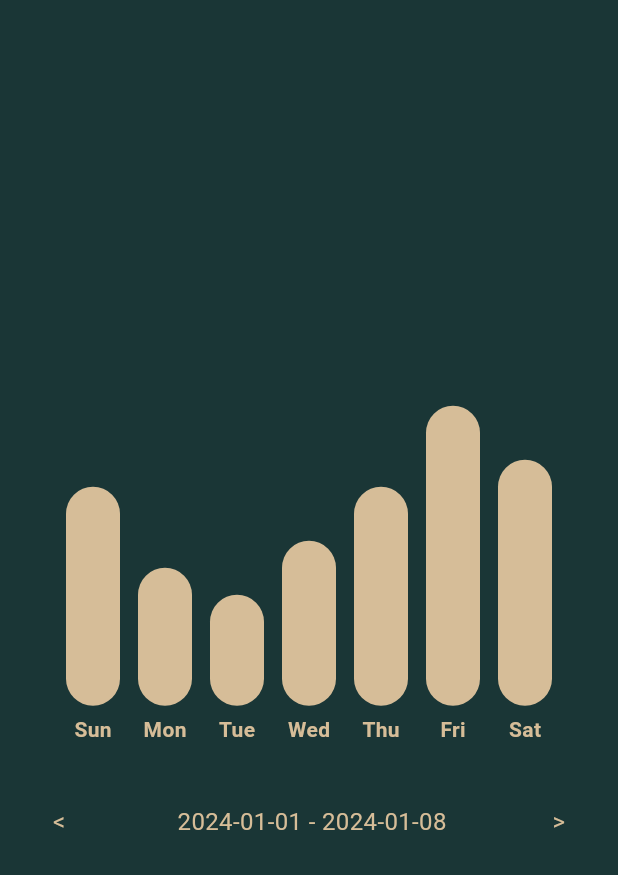
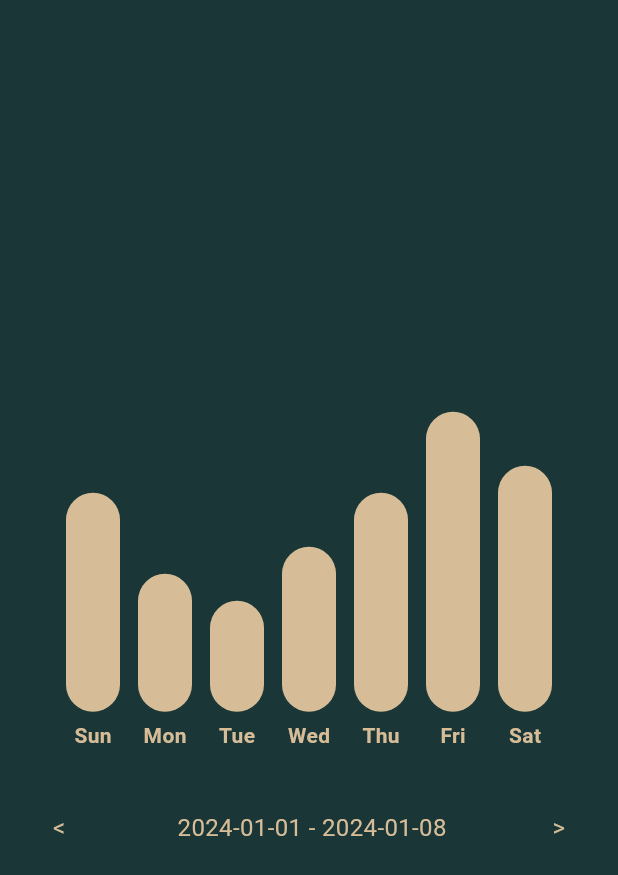
Before and after one commit to walidtolba/week_usage_vis_flutter, a Flutter app: the screen it shows after launch, on a phone screen of 412 x 824 dp. Shown: the top 875 px of the screen. Run offline on Flutter 3.47's test engine with Material 3 defaults, Android fonts, the phone set to English and light mode, and no system bars.

Commit message:
Fixed layout

```diff
--- a/lib/main.dart
+++ b/lib/main.dart
@@ -54,7 +54,7 @@ class _HomePageState extends State<HomePage>
       setState(() {});
     });
     _controller.addStatusListener((status) {
-      if (status == AnimationStatus.completed){
+      if (status == AnimationStatus.completed) {
         week = nextWeek;
         _controller.reset();
       }
@@ -75,9 +75,11 @@ class _HomePageState extends State<HomePage>
         child: Column(
           mainAxisAlignment: MainAxisAlignment.center,
           children: [
-            Row(
+            Container(
+              height: 240,
+              child: Row(
+                mainAxisAlignment: MainAxisAlignment.center,
                 crossAxisAlignment: CrossAxisAlignment.end,
-              mainAxisAlignment: MainAxisAlignment.center,
                 children: [
                   for (var i = 0; i < 7; i++)
                     BarWidget(
@@ -87,10 +89,13 @@ class _HomePageState extends State<HomePage>
                     )
                 ],
               ),
+            ),
             SizedBox(
               height: 40,
             ),
-            Row(
+            GestureDetector(
+              onHorizontalDragUpdate: (foo) => print(foo) ,
+              child: Row(
                 mainAxisAlignment: MainAxisAlignment.spaceAround,
                 children: [
                   Text(
@@ -114,6 +119,7 @@ class _HomePageState extends State<HomePage>
                     style: TextStyle(color: Color(0xFFD6BD98), fontSize: 16.0),
                   ),
                 ],
+              ),
             )
           ],
         ),
@@ -132,6 +138,7 @@ class BarWidget extends StatelessWidget {
   Widget build(BuildContext context) {
     return Column(
       crossAxisAlignment: CrossAxisAlignment.center,
+      mainAxisAlignment: MainAxisAlignment.end,
       children: [
         Container(
           width: 36,
```
Lines whose indentation alone changed are shown as unchanged.
